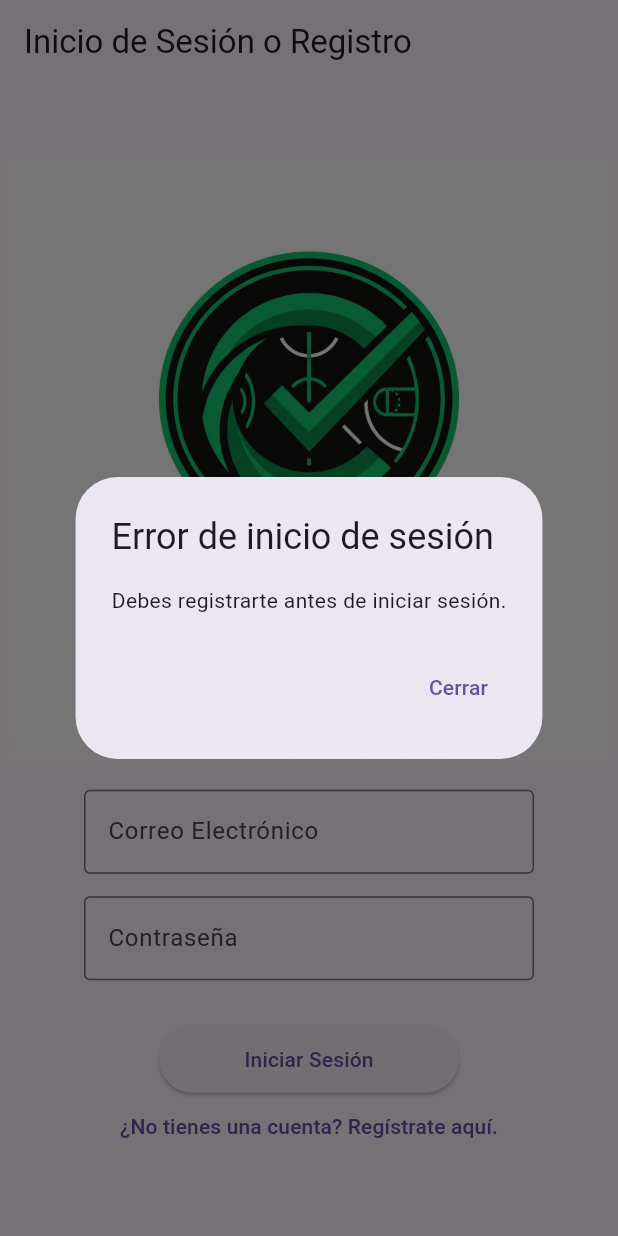
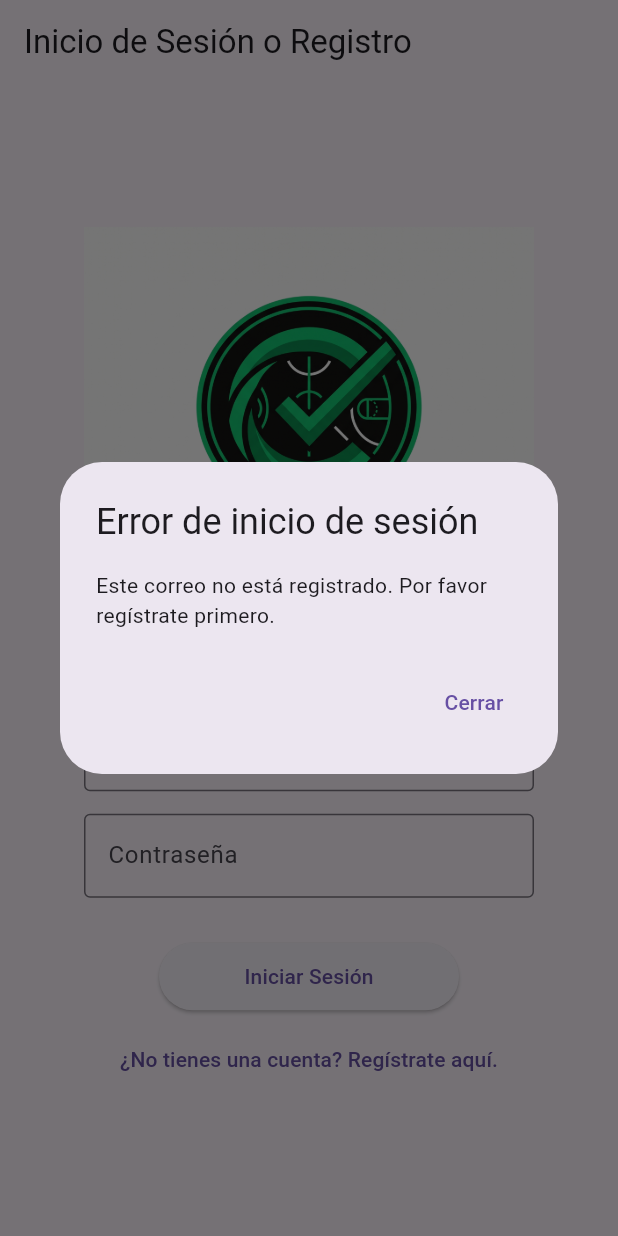
Before and after one commit to ThomasLo7/cancherito_app, a Flutter app: the screen it shows after launch, after a tap on "Iniciar Sesión", on a phone screen of 412 x 824 dp. Run offline on Flutter 3.47's test engine with Material 3 defaults, Android fonts, the light colour scheme and no system bars.

Commit message:
Fix: corrección de persistencia de usuarios y cierre de sesión

```diff
--- a/lib/main.dart
+++ b/lib/main.dart
@@ -1,91 +1,93 @@
 import 'package:flutter/material.dart';
-import 'package:url_launcher/url_launcher.dart'; // Importa la librería Flutter
+import 'package:url_launcher/url_launcher.dart';
+
 void main() {
-  runApp(MyApp()); // Llama a la función runApp para iniciar la aplicación Flutter.
+  runApp(MyApp());
 }
 
-class MyApp extends StatelessWidget { // Define una clase llamada MyApp que extiende StatelessWidget.
+class MyApp extends StatelessWidget {
   @override
-  Widget build(BuildContext context) { // Define el método build para construir la interfaz de la aplicación.
+  Widget build(BuildContext context) {
     return MaterialApp(
-      title: 'Cancherito', // Título de la aplicación.
+      title: 'Cancherito',
       debugShowCheckedModeBanner: false,
       theme: ThemeData(
-        primarySwatch: Colors.blue, // Configura el tema de la aplicación con un color azul.
+        primarySwatch: Colors.blue,
       ),
-      initialRoute: '/', // Ruta inicial de la aplicación.
+      initialRoute: '/',
       routes: {
-        '/': (context) => AuthScreen(), // Define una ruta llamada '/' que muestra AuthScreen.
-        '/register': (context) => RegisterScreen(), // Define una ruta llamada '/register' que muestra RegisterScreen.
+        '/': (context) => AuthScreen(),
+        '/register': (context) => RegisterScreen(),
       },
     );
   }
 }
 
-class AuthScreen extends StatefulWidget { // Define una clase llamada AuthScreen que extiende StatefulWidget.
+class AuthScreen extends StatefulWidget {
   @override
-  _AuthScreenState createState() => _AuthScreenState(); // Crea el estado para AuthScreen.
+  _AuthScreenState createState() => _AuthScreenState();
 }
 
-class _AuthScreenState extends State<AuthScreen> { // Define el estado de AuthScreen.
-  TextEditingController emailController = TextEditingController(); // Controlador para el campo de correo electrónico.
-  TextEditingController passwordController = TextEditingController(); // Controlador para el campo de contraseña.
-  bool isRegistered = false; // Variable booleana que indica si el usuario está registrado.
-  bool isLoggedIn = false; // Variable booleana que indica si el usuario ha iniciado sesión.
-  String? registeredEmail; // Almacena el correo electrónico registrado.
-  String? registeredPassword; // Almacena la contraseña registrada.
+class _AuthScreenState extends State<AuthScreen> {
+  TextEditingController emailController = TextEditingController();
+  TextEditingController passwordController = TextEditingController();
 
-  void register() async { // Función para registrar un usuario.
-    final result = await Navigator.pushNamed(context, '/register'); // Abre la pantalla de registro y espera un resultado.
-    if (result != null && result is Map<String, String>) { // Comprueba si se recibió un resultado válido.
-      setState(() { // Actualiza el estado de la aplicación.
-        isRegistered = true;
-        registeredEmail = result['email']; // Almacena el correo electrónico registrado.
-        registeredPassword = result['password']; // Almacena la contraseña registrada.
+  // ALMACENAMIENTO PERSISTENTE EN MEMORIA
+  // Usamos una lista/mapa estático para que no se borre al reconstruir la pantalla
+  static Map<String, String> registeredUsers = {};
+
+  bool isLoggedIn = false;
+
+  void register() async {
+    final result = await Navigator.pushNamed(context, '/register');
+    if (result != null && result is Map<String, String>) {
+      setState(() {
+        // Guardamos las credenciales en nuestro mapa de usuarios
+        registeredUsers[result['email']!] = result['password']!;
       });
+
+      ScaffoldMessenger.of(context).showSnackBar(
+        SnackBar(content: Text('¡Registro exitoso! Ya puedes iniciar sesión.')),
+      );
     }
   }
 
-  void login() { // Función para iniciar sesión.
-    if (isRegistered) { // Comprueba si el usuario está registrado.
-      final enteredEmail = emailController.text; // Obtiene el correo electrónico ingresado.
-      final enteredPassword = passwordController.text; // Obtiene la contraseña ingresada.
+  void login() {
+    final enteredEmail = emailController.text.trim();
+    final enteredPassword = passwordController.text.trim();
 
-      if (enteredEmail == registeredEmail && enteredPassword == registeredPassword) { // Comprueba las credenciales.
-        setState(() { // Actualiza el estado de la aplicación.
-          isLoggedIn = true; // Marca al usuario como autenticado.
+    // Verificamos si el correo existe y la contraseña coincide
+    if (registeredUsers.containsKey(enteredEmail) &&
+        registeredUsers[enteredEmail] == enteredPassword) {
+      setState(() {
+        isLoggedIn = true;
       });
-      } else { // Credenciales incorrectas, muestra un diálogo de error.
+    } else if (!registeredUsers.containsKey(enteredEmail)) {
       showDialog(
         context: context,
         builder: (BuildContext context) {
           return AlertDialog(
             title: Text('Error de inicio de sesión'),
-              content: Text('Credenciales incorrectas. Verifica tu correo y contraseña.'),
+            content: Text('Este correo no está registrado. Por favor regístrate primero.'),
             actions: <Widget>[
               TextButton(
-                  onPressed: () {
-                    Navigator.of(context).pop();
-                  },
+                onPressed: () => Navigator.of(context).pop(),
                 child: Text('Cerrar'),
               ),
             ],
           );
         },
       );
-      }
-    } else { // El usuario no está registrado, muestra un diálogo de error.
+    } else {
       showDialog(
         context: context,
         builder: (BuildContext context) {
           return AlertDialog(
             title: Text('Error de inicio de sesión'),
-            content: Text('Debes registrarte antes de iniciar sesión.'),
+            content: Text('Contraseña incorrecta. Verifica tus datos.'),
             actions: <Widget>[
               TextButton(
-                onPressed: () {
-                  Navigator.of(context).pop();
-                },
+                onPressed: () => Navigator.of(context).pop(),
                 child: Text('Cerrar'),
               ),
             ],
@@ -95,73 +97,76 @@ class _AuthScreenState extends State<AuthScreen> { // Define el estado de AuthSc
     }
   }
 
+  void logout() {
+    setState(() {
+      isLoggedIn = false;
+      emailController.clear();
+      passwordController.clear();
+    });
+  }
+
   @override
-  Widget build(BuildContext context) { // Método para construir la interfaz de AuthScreen.
-    if (isLoggedIn) { // Si el usuario ha iniciado sesión, muestra la pantalla HelloWorldScreen.
-      return HelloWorldScreen();
-    } else { // Si no ha iniciado sesión, muestra la pantalla de inicio de sesión o registro.
+  Widget build(BuildContext context) {
+    if (isLoggedIn) {
+      return HelloWorldScreen(onLogout: logout);
+    } else {
       return Scaffold(
         appBar: AppBar(
           title: Text('Inicio de Sesión o Registro'),
         ),
         body: Center(
+          child: SingleChildScrollView(
             child: Column(
               mainAxisAlignment: MainAxisAlignment.center,
               children: <Widget>[
                 Image.asset(
-                'images/cancherito.jpg', // Ruta de la imagen del logo.
-                width: 400, // Ancho de la imagen.
-                height: 400, // Altura de la imagen.
+                  'images/cancherito.jpg',
+                  width: 300,
+                  height: 300,
                 ),
-
-              SizedBox(height: 20), // Separación entre la imagen y el primer campo
-
+                SizedBox(height: 20),
                 Container(
-                width: 300, // <-- AQUÍ controlas el ancho del TextField
+                  width: 300,
                   child: TextField(
                     controller: emailController,
                     decoration: InputDecoration(
                       labelText: 'Correo Electrónico',
-                    border: OutlineInputBorder(), // Opcional: Le da un borde más estético
+                      border: OutlineInputBorder(),
                     ),
                   ),
                 ),
-
-              SizedBox(height: 15), // Separación entre los campos de texto
-
+                SizedBox(height: 15),
                 Container(
-                width: 300, // <-- AQUÍ controlas el ancho del TextField
+                  width: 300,
                   child: TextField(
                     controller: passwordController,
                     decoration: InputDecoration(
                       labelText: 'Contraseña',
                       border: OutlineInputBorder(),
-                     // Opcional: Borde visible
                     ),
-                  obscureText: true, // Oculta el texto de la contraseña.
+                    obscureText: true,
                   ),
                 ),
-
-              SizedBox(height: 30), // Separación antes del botón
-
+                SizedBox(height: 30),
                 SizedBox(
-                width: 200, // Ancho del botón
-                height: 45, // Alto del botón
+                  width: 200,
+                  height: 45,
                   child: ElevatedButton(
-                  onPressed: login, // Llama a la función de inicio de sesión.
+                    onPressed: login,
                     child: Text('Iniciar Sesión'),
                   ),
                 ),
-
+                SizedBox(height: 10),
                 SizedBox(
-                width: 350, // Ancho del botón
+                  width: 350,
                   height: 45,
                   child: TextButton(
-                  onPressed: register, // Llama a la función de registro.
+                    onPressed: register,
                     child: Text('¿No tienes una cuenta? Regístrate aquí.'),
                   ),
                 ),
               ],
+            ),
           ),
         ),
       );
@@ -169,63 +174,71 @@ class _AuthScreenState extends State<AuthScreen> { // Define el estado de AuthSc
   }
 }
 
-class RegisterScreen extends StatelessWidget { // Define una clase llamada RegisterScreen que extiende StatelessWidget.
+class RegisterScreen extends StatelessWidget {
   @override
-  Widget build(BuildContext context) { // Método para construir la interfaz de RegisterScreen.
-    TextEditingController registerEmailController = TextEditingController(); // Controlador para el correo electrónico de registro.
-    TextEditingController registerPasswordController = TextEditingController(); // Controlador para la contraseña de registro.
+  Widget build(BuildContext context) {
+    TextEditingController registerEmailController = TextEditingController();
+    TextEditingController registerPasswordController = TextEditingController();
 
     return Scaffold(
       appBar: AppBar(
         title: Text('Registro'),
       ),
       body: Center(
+        child: SingleChildScrollView(
           child: Column(
             mainAxisAlignment: MainAxisAlignment.center,
             children: <Widget>[
-
               Container(
-              width: 300, // <-- AQUÍ controlas el ancho del TextField
+                width: 300,
                 child: TextField(
                   controller: registerEmailController,
                   decoration: InputDecoration(
                     labelText: 'Correo Electrónico',
-                border: OutlineInputBorder()),
+                    border: OutlineInputBorder(),
                   ),
                 ),
-
+              ),
               SizedBox(height: 15),
-
               Container(
-              width: 300, // <-- AQUÍ controlas el ancho del TextField
+                width: 300,
                 child: TextField(
                   controller: registerPasswordController,
                   decoration: InputDecoration(
                     labelText: 'Contraseña',
-                border: OutlineInputBorder()),
-              obscureText: true, // Oculta el texto de la contraseña.
+                    border: OutlineInputBorder(),
+                  ),
+                  obscureText: true,
                 ),
               ),
-
-            SizedBox(height: 15),
-
+              SizedBox(height: 20),
               ElevatedButton(
                 onPressed: () {
-                final registerEmail = registerEmailController.text; // Obtiene el correo electrónico ingresado.
-                final registerPassword = registerPasswordController.text; // Obtiene la contraseña ingresada.
-                final result = {'email': registerEmail, 'password': registerPassword}; // Crea un mapa con los datos de registro.
-                Navigator.pop(context, result); // Cierra la pantalla de registro y devuelve los datos al estado anterior.
+                  final registerEmail = registerEmailController.text;
+                  final registerPassword = registerPasswordController.text;
+                  if (registerEmail.isNotEmpty && registerPassword.isNotEmpty) {
+                    final result = {
+                      'email': registerEmail,
+                      'password': registerPassword
+                    };
+                    Navigator.pop(context, result);
+                  }
                 },
                 child: Text('Registrarse'),
               ),
             ],
           ),
         ),
+      ),
     );
   }
 }
 
-class HelloWorldScreen extends StatelessWidget { // Define una clase llamada HelloWorldScreen que extiende StatelessWidget.
+class HelloWorldScreen extends StatelessWidget {
+  final VoidCallback onLogout;
+
+  HelloWorldScreen({required this.onLogout});
+
   Future<void> _abrirUrl(String url) async {
     final Uri uri = Uri.parse(url);
     if (!await launchUrl(uri, mode: LaunchMode.externalApplication)) {
@@ -234,7 +247,7 @@ class HelloWorldScreen extends StatelessWidget { // Define una clase llamada Hel
   }
 
   @override
-  Widget build(BuildContext context) { // Método para construir la interfaz de HelloWorldScreen.
+  Widget build(BuildContext context) {
     return Scaffold(
       appBar: AppBar(
         title: Text('Menú Principal'),
@@ -246,44 +259,36 @@ class HelloWorldScreen extends StatelessWidget { // Define una clase llamada Hel
             Container(
               width: 300,
               child: GridView.count(
-                crossAxisCount: 2, // Define 2 columnas
-                shrinkWrap: true, // Crucial para que funcione dentro de un Column o ListView
-                physics: NeverScrollableScrollPhysics(), // Evita que la grilla tenga su propio scroll
-                crossAxisSpacing: 10, // Espacio horizontal entre imágenes
-                mainAxisSpacing: 10, // Espacio vertical entre imágenes
-                padding: EdgeInsets.all(10), // Margen alrededor de la grilla
+                crossAxisCount: 2,
+                shrinkWrap: true,
+                physics: NeverScrollableScrollPhysics(),
+                crossAxisSpacing: 10,
+                mainAxisSpacing: 10,
+                padding: EdgeInsets.all(10),
                 children: [
-
-                  // Imagen 1
-                  InkWell( // Alto del botón
-                    onTap: () => _abrirUrl('https://www.youtube.com'), // URL del sitio 1
+                  InkWell(
+                    onTap: () => _abrirUrl('https://www.youtube.com'),
                     child: ClipRRect(
-                      borderRadius: BorderRadius.circular(10), // Bordes redondeados opcionales
+                      borderRadius: BorderRadius.circular(10),
                       child: Image.asset('images/yt.png', fit: BoxFit.cover),
                     ),
                   ),
-
-                  // Imagen 2
                   InkWell(
-                    onTap: () => _abrirUrl('https://www.spotify.com'), // URL del sitio 2
+                    onTap: () => _abrirUrl('https://www.spotify.com'),
                     child: ClipRRect(
                       borderRadius: BorderRadius.circular(10),
                       child: Image.asset('images/spotify.jpg', fit: BoxFit.cover),
                     ),
                   ),
-
-                  // Imagen 3
                   InkWell(
-                    onTap: () => _abrirUrl('https://www.instagram.com'), // URL del sitio 3
+                    onTap: () => _abrirUrl('https://www.instagram.com'),
                     child: ClipRRect(
                       borderRadius: BorderRadius.circular(10),
                       child: Image.asset('images/instagram.png', fit: BoxFit.cover),
                     ),
                   ),
-
-                  // Imagen 4
                   InkWell(
-                    onTap: () => _abrirUrl('https://www.whatsapp.com'), // URL del sitio 4
+                    onTap: () => _abrirUrl('https://www.whatsapp.com'),
                     child: ClipRRect(
                       borderRadius: BorderRadius.circular(10),
                       child: Image.asset('images/whatsapp.jpg', fit: BoxFit.cover),
@@ -293,17 +298,14 @@ class HelloWorldScreen extends StatelessWidget { // Define una clase llamada Hel
               ),
             ),
             Container(
-              margin: EdgeInsets.only(top: 20), // Margen superior para separar del GridView
+              margin: EdgeInsets.only(top: 20),
               child: ElevatedButton(
-                onPressed: () {
-                  Navigator.pushReplacementNamed(context, '/'); // Vuelve a la pantalla de inicio de sesión
-                },
+                onPressed: onLogout, // Ejecuta la función de cierre de sesión
                 child: Text('Cerrar Sesión'),
               ),
             )
           ],
         ),
-
       ),
     );
   }
```
Lines whose indentation alone changed are shown as unchanged.
